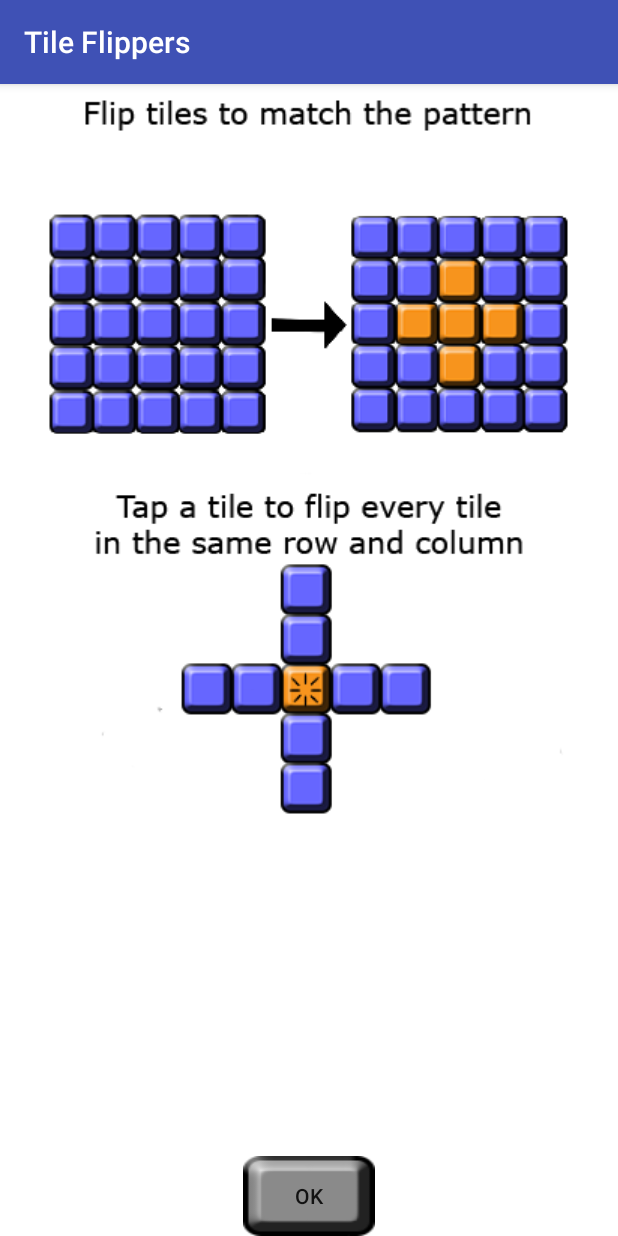
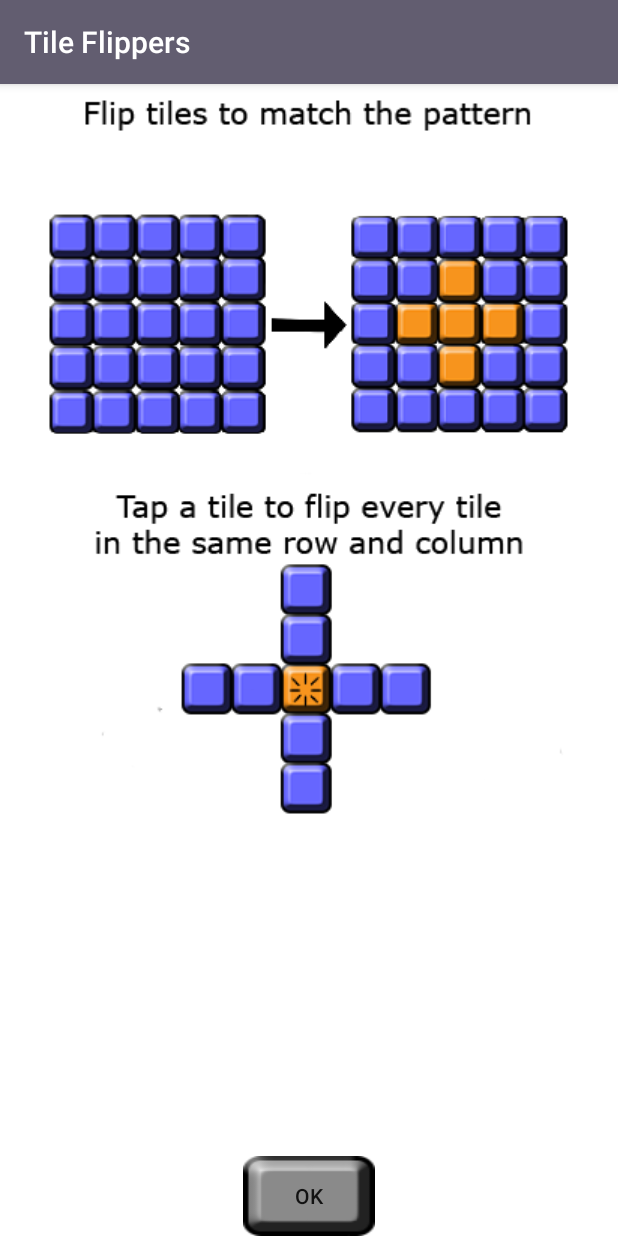
Before and after one commit to PlasmaDiffusion/PanelFlipPuzzleGame, an Android app: the HelpActivity screen opened directly, with no data from a screen before it, on a phone screen of 412 x 824 dp. Run offline under Robolectric (Android 15) with nearby library versions, the phone set to English and light mode, and no system bars.

Commit message:
grey header so its not a default colour

```diff
--- a/app/src/main/res/values/colors.xml
+++ b/app/src/main/res/values/colors.xml
@@ -1,7 +1,7 @@
 <?xml version="1.0" encoding="utf-8"?>
 <resources>
-    <color name="colorPrimary">#3F51B5</color>
-    <color name="colorPrimaryDark">#303F9F</color>
+    <color name="colorPrimary">#625d70</color>
+    <color name="colorPrimaryDark">#7a8197</color>
     <color name="colorAccent">#ff4081</color>
     <color name="white">#FFFFFF</color>
     <color name="colorOff">#1d4e89</color>
```
Also changed, not shown: 1 other file.
